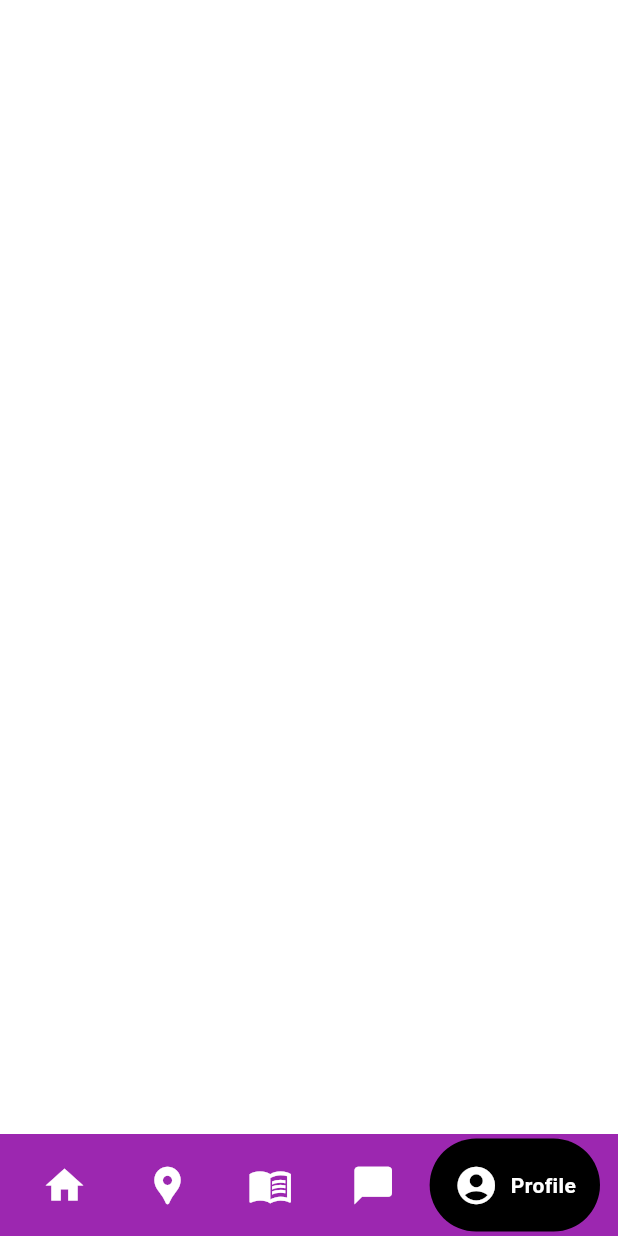
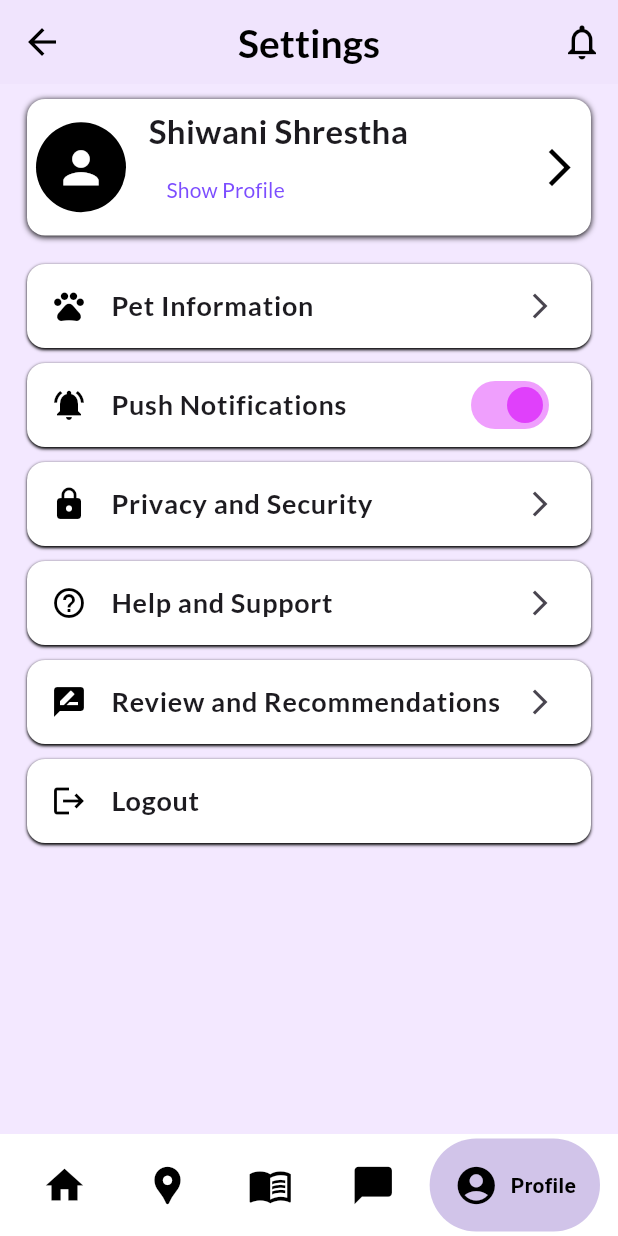
Before and after one commit to seeeewani/FYP, a Flutter app: the NavBar screen opened directly, item 5 of the bottom bar chosen, on a phone screen of 412 x 824 dp. Run offline on Flutter 3.47's test engine with Material 3 defaults, Android fonts, the phone set to English and light mode, and no system bars; drawn by our look-alikes of google_nav_bar; our stand-ins replace google_fonts.

Commit message:
added account page

```diff
--- a/lib/main.dart
+++ b/lib/main.dart
@@ -1,6 +1,5 @@
+import 'package:final_year_project/screens/starting%20pages/nav_bar.dart';
 import 'package:flutter/material.dart';
-
-import 'screens/starting pages/get_started.dart';
 
 void main() {
   runApp(const MyApp());
@@ -13,7 +12,7 @@ class MyApp extends StatelessWidget {
   Widget build(BuildContext context) {
     return MaterialApp(
       debugShowCheckedModeBanner: false,
-      home: OnLoadingScreen(),
+      home: NavBar(),
     );
   }
 }
--- a/lib/screens/add/create_screen.dart
+++ b/lib/screens/add/create_screen.dart
@@ -1,4 +1,3 @@
-// import 'package:final_year_project/screens/Add_pet/add_pet0.dart';
 import 'package:final_year_project/screens/Add_pet/add_pet0.dart';
 import 'package:flutter/cupertino.dart';
 import 'package:flutter/material.dart';
--- a/lib/screens/chats_pages/vaccination_blog.dart
+++ b/lib/screens/chats_pages/vaccination_blog.dart
@@ -37,7 +37,7 @@ class VaccinationBlog extends StatelessWidget {
               style: GoogleFonts.lato(
                 fontSize: 25,
                 fontWeight: FontWeight.bold,
-                color: const Color.fromARGB(255, 7, 7, 7),
+                color: Colors.black,
               ),
             ),
             const SizedBox(height: 15),
--- /dev/null
+++ b/lib/screens/maps/maps_page.dart
@@ -0,0 +1,10 @@
+import 'package:flutter/material.dart';
+
+class VetLocationScreen extends StatelessWidget {
+  const VetLocationScreen({super.key});
+
+  @override
+  Widget build(BuildContext context) {
+    return Scaffold();
+  }
+}
--- /dev/null
+++ b/lib/screens/settings_page/account_page.dart
@@ -0,0 +1,173 @@
+import 'package:final_year_project/screens/settings_page/pet_info.dart';
+import 'package:flutter/material.dart';
+import 'package:google_fonts/google_fonts.dart';
+
+class AccountScreen extends StatefulWidget {
+  const AccountScreen({super.key});
+
+  @override
+  // ignore: library_private_types_in_public_api
+  _AccountScreenState createState() => _AccountScreenState();
+}
+
+class _AccountScreenState extends State<AccountScreen> {
+  bool isPushNotificationEnabled = true;
+
+  @override
+  Widget build(BuildContext context) {
+    return Scaffold(
+      backgroundColor: const Color(0xFFF3E8FF),
+      appBar: AppBar(
+        backgroundColor: Colors.transparent,
+        elevation: 0.5,
+        leading: IconButton(
+          icon: const Icon(Icons.arrow_back, size: 28, color: Colors.black),
+          onPressed: () {},
+        ),
+        title: Text(
+          "Settings",
+          style: GoogleFonts.lato(
+              fontSize: 26, fontWeight: FontWeight.bold, color: Colors.black),
+        ),
+        centerTitle: true,
+        actions: [
+          IconButton(
+            icon: const Icon(Icons.notifications_outlined,
+                size: 28, color: Colors.black),
+            onPressed: () {},
+          ),
+        ],
+      ),
+      body: Padding(
+        padding: const EdgeInsets.symmetric(horizontal: 18, vertical: 10),
+        child: Column(
+          crossAxisAlignment: CrossAxisAlignment.start,
+          children: [
+            // Profile Section
+            Container(
+              padding: const EdgeInsets.all(6),
+              decoration: BoxDecoration(
+                color: Colors.white,
+                borderRadius: BorderRadius.circular(12),
+                boxShadow: [
+                  BoxShadow(
+                      color: Colors.black,
+                      blurRadius: 3,
+                      offset: const Offset(0, 1)),
+                ],
+              ),
+              child: Row(
+                children: [
+                  const CircleAvatar(
+                    radius: 30,
+                    backgroundColor: Colors.black,
+                    child: Icon(Icons.person, size: 35, color: Colors.white),
+                  ),
+                  const SizedBox(width: 15),
+                  Column(
+                    crossAxisAlignment: CrossAxisAlignment.start,
+                    children: [
+                      Text(
+                        'Shiwani Shrestha',
+                        style: GoogleFonts.lato(
+                            fontSize: 22, fontWeight: FontWeight.bold),
+                      ),
+                      const SizedBox(width: 15),
+                      TextButton(
+                        onPressed: () {},
+                        child: Text('Show Profile',
+                            style: GoogleFonts.lato(
+                                color: Colors.deepPurpleAccent)),
+                      ),
+                    ],
+                  ),
+                  const Spacer(),
+                  const Icon(Icons.arrow_forward_ios,
+                      size: 30, color: Colors.black),
+                ],
+              ),
+            ),
+            const SizedBox(height: 14),
+
+            // Settings Section
+            buildSettingsTile(
+              Icons.pets_sharp,
+              "Pet Information",
+              onTap: () {
+                Navigator.push(
+                  context,
+                  MaterialPageRoute(
+                      builder: (context) => const PetInfoScreen()),
+                );
+              },
+            ),
+            buildSwitchTile(Icons.notifications_active, "Push Notifications",
+                isPushNotificationEnabled, (value) {
+              setState(() {
+                isPushNotificationEnabled = value;
+              });
+            }),
+            buildSettingsTile(Icons.lock, "Privacy and Security"),
+            buildSettingsTile(Icons.help_outline, "Help and Support"),
+            buildSettingsTile(Icons.rate_review, "Review and Recommendations"),
+            buildSettingsTile(Icons.logout, "Logout", isLogout: true),
+          ],
+        ),
+      ),
+    );
+  }
+
+  // General Setting Tile
+  Widget buildSettingsTile(IconData icon, String title,
+      {bool isLogout = false, VoidCallback? onTap}) {
+    return Container(
+      margin: const EdgeInsets.symmetric(vertical: 5),
+      decoration: BoxDecoration(
+        color: Colors.white,
+        borderRadius: BorderRadius.circular(12),
+        boxShadow: [
+          BoxShadow(
+              color: Colors.black, blurRadius: 1, offset: const Offset(0, 1)),
+        ],
+      ),
+      child: ListTile(
+        leading: Icon(icon, color: isLogout ? Colors.black : Colors.black),
+        title: Text(
+          title,
+          style: GoogleFonts.lato(fontSize: 18, fontWeight: FontWeight.bold),
+        ),
+        trailing:
+            isLogout ? null : const Icon(Icons.arrow_forward_ios, size: 20),
+        onTap: onTap,
+      ),
+    );
+  }
+
+  // Toggle Switch Tile
+  Widget buildSwitchTile(
+      IconData icon, String title, bool value, Function(bool) onChanged) {
+    return Container(
+      margin: const EdgeInsets.symmetric(vertical: 5),
+      decoration: BoxDecoration(
+        color: Colors.white,
+        borderRadius: BorderRadius.circular(12),
+        boxShadow: [
+          BoxShadow(
+              color: Colors.black, blurRadius: 1, offset: const Offset(0, 1)),
+        ],
+      ),
+      child: ListTile(
+        leading: Icon(icon, color: Colors.black),
+        title: Text(
+          title,
+          style: GoogleFonts.lato(fontSize: 18, fontWeight: FontWeight.bold),
+        ),
+        trailing: Switch(
+          value: value,
+          onChanged: onChanged,
+          activeColor: Colors.purpleAccent,
+        ),
+      ),
+    );
+  }
+}
--- a/lib/screens/settings_page/pet_info.dart
+++ b/lib/screens/settings_page/pet_info.dart
@@ -32,7 +32,7 @@ class PetInfoScreen extends StatelessWidget {
               child: Image.asset(
                 'assets/meow.png',
                 width: 500,
-                height: 200,
+                height: 150,
                 fit: BoxFit.contain,
               ),
             ),
--- a/lib/screens/starting pages/nav_bar.dart
+++ b/lib/screens/starting pages/nav_bar.dart
@@ -1,5 +1,10 @@
+import 'package:final_year_project/screens/maps/maps_page.dart';
+import 'package:final_year_project/screens/settings_page/account_page.dart';
 import 'package:flutter/material.dart';
 import 'package:google_nav_bar/google_nav_bar.dart';
+import 'package:final_year_project/screens/add/add_tonopets.dart';
+import 'package:final_year_project/screens/appointments/appointmentpart.dart';
+import 'package:final_year_project/screens/chats_pages/chat_home.dart';
 
 class NavBar extends StatefulWidget {
   const NavBar({super.key});
@@ -11,56 +16,63 @@ class NavBar extends StatefulWidget {
 class _NavBarState extends State<NavBar> {
   int selectedIndex = 0;
 
+  final List<Widget> screens = [
+    AddPetScreen(), // Home
+    VetLocationScreen(), // Vet Location
+    DoctorList(), //appointments
+    ChatHome(), //octor List)
+    AccountScreen(), // Profile
+  ];
+
   @override
   Widget build(BuildContext context) {
     return Scaffold(
       backgroundColor: Colors.white,
+      body: IndexedStack(
+        index: selectedIndex,
+        children: screens,
+      ),
       bottomNavigationBar: Container(
-        color: Colors.purple,
+        color: Colors.white,
         child: Padding(
-          padding: EdgeInsets.symmetric(horizontal: 12, vertical: 3),
+          padding: const EdgeInsets.symmetric(horizontal: 12, vertical: 3),
           child: GNav(
-            //backgroundColor: Colors.purple,
-            color: Colors.white,
-            activeColor: Colors.white,
-            tabBackgroundColor: Colors.black38,
+            color: Colors.black,
+            activeColor: Colors.black,
+            tabBackgroundColor: Color(0xFFD1C4E9),
             gap: 8,
-            padding: EdgeInsets.all(16),
+            padding: const EdgeInsets.all(16),
             onTabChange: (index) {
               setState(() {
                 selectedIndex = index;
               });
+              //print("Tab changed: $index");
             },
-            tabs: [
+            tabs: const [
               GButton(
                 icon: Icons.home,
                 iconSize: 30,
                 text: "Home",
-                backgroundColor: Colors.black,
               ),
               GButton(
                 icon: Icons.location_pin,
                 iconSize: 30,
                 text: "Location",
-                backgroundColor: Colors.black,
               ),
               GButton(
                 icon: Icons.menu_book,
                 iconSize: 30,
                 text: "Booking",
-                backgroundColor: Colors.black,
               ),
               GButton(
-                icon: Icons.chat_bubble,
+                icon: Icons.chat_bubble_outlined,
                 iconSize: 30,
                 text: "Chat",
-                backgroundColor: Colors.black,
               ),
               GButton(
                 icon: Icons.account_circle,
                 iconSize: 30,
                 text: "Profile",
-                backgroundColor: Colors.black,
               ),
             ],
           ),
--- a/pubspec.yaml
+++ b/pubspec.yaml
@@ -39,6 +39,7 @@ dependencies:
   google_maps_flutter: ^2.10.0
   curved_navigation_bar: ^1.0.6
   google_nav_bar: ^5.0.7
+  lucide_icons: ^0.257.0
 
 dev_dependencies:
   flutter_test:
@@ -77,6 +78,7 @@ flutter:
     - assets/khalti.png
     - assets/vaccinee.png
     - assets/profilepic.png
+    - assets/account.png
 
   #   - images/a_dot_ham.jpeg
 
```
Also changed, not shown: assets/account.png (added), lib/screens/settings_page/Privacy_page.dart (added), lib/screens/settings_page/help_support_page.dart (added), lib/screens/settings_page/review_page.dart (added), pubspec.lock.
